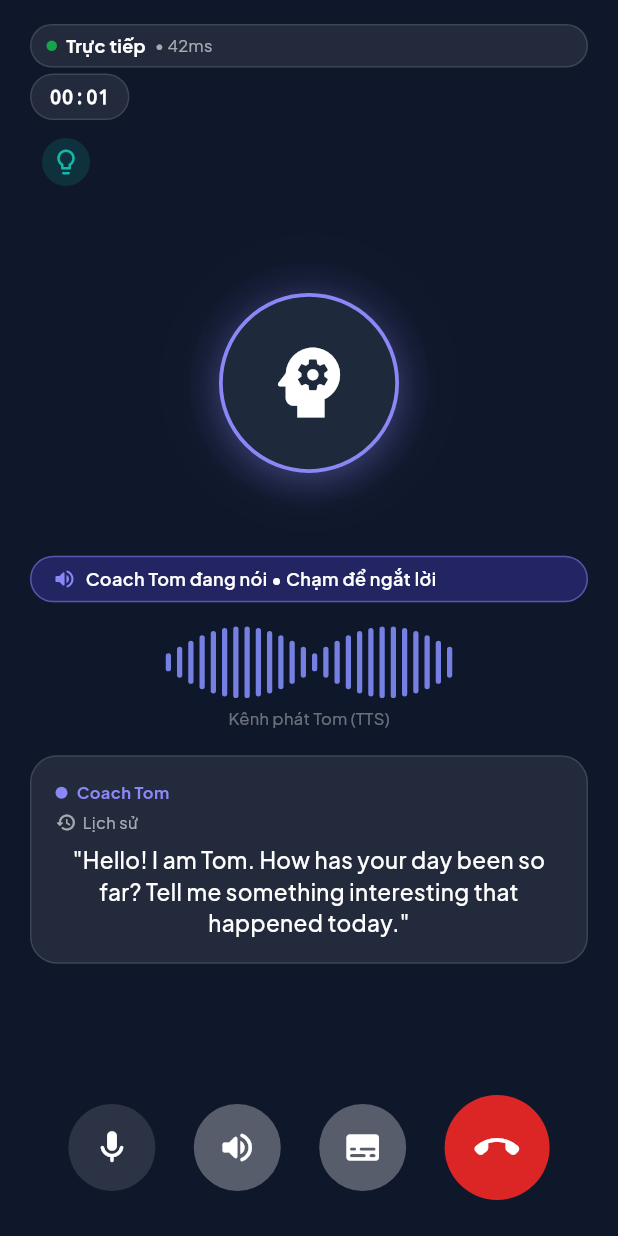
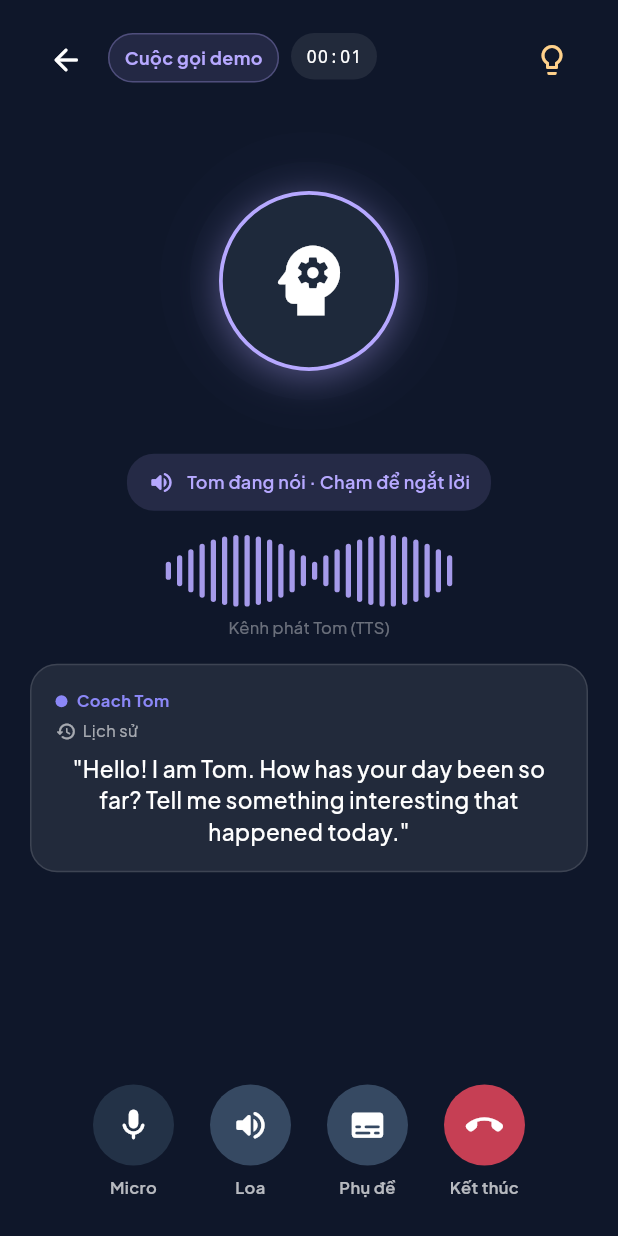
Before and after one commit to HipTran24/fluentTalk-mobile-app, a Flutter app: the RealtimeCallScreen screen opened directly with empty values, on a phone screen of 412 x 824 dp. Run offline on Flutter 3.47's test engine with Material 3 defaults, Android fonts, the phone set to English and light mode, and no system bars; our stand-ins replace dio, flutter_riverpod, flutter_tts, go_router, shared_preferences, supabase_flutter; missing offline and left inert: dart:js_interop; accounts and stored records are empty.

Commit message:
realtime_call_screen.dart

```diff
--- a/lib/features/conversation/presentation/realtime_call_screen.dart
+++ b/lib/features/conversation/presentation/realtime_call_screen.dart
@@ -27,6 +27,48 @@ class RealtimeCallScreen extends ConsumerStatefulWidget {
 class _RealtimeCallScreenState extends ConsumerState<RealtimeCallScreen>
     with SingleTickerProviderStateMixin {
   late AnimationController _rippleController;
+  bool _endingCall = false;
+
+  Color _speakerColor(RealtimeSpeakerState speaker) {
+    switch (speaker) {
+      case RealtimeSpeakerState.aiSpeaking:
+        return const Color(0xFFB6A8FF);
+      case RealtimeSpeakerState.userSpeaking:
+        return const Color(0xFF71E0C4);
+      case RealtimeSpeakerState.aiThinking:
+        return const Color(0xFFFFD18B);
+      case RealtimeSpeakerState.connecting:
+        return const Color(0xFF9ACBFF);
+      case RealtimeSpeakerState.listening:
+        return const Color(0xFFB5C5DA);
+      case RealtimeSpeakerState.ended:
+        return const Color(0xFFFFA3AE);
+    }
+  }
+
+  Future<void> _confirmEndCall(RealtimeCallController controller) async {
+    if (_endingCall) return;
+    setState(() => _endingCall = true);
+    try {
+      final confirmed = await ConfirmSheet.show(
+        context,
+        title: 'Kết thúc cuộc gọi?',
+        message: 'Bạn sẽ kết thúc phiên hiện tại và chuyển đến trang tổng kết.',
+        confirmText: 'Kết thúc cuộc gọi',
+        cancelText: 'Tiếp tục gọi',
+        isDestructive: true,
+      );
+      if (!mounted || confirmed != true) return;
+      await controller.endCall();
+    } catch (_) {
+      if (mounted) {
+        ScaffoldMessenger.of(context).showSnackBar(const SnackBar(
+            content: Text('Chưa kết thúc được phiên. Vui lòng thử lại.')));
+      }
+    } finally {
+      if (mounted) setState(() => _endingCall = false);
+    }
+  }
 
   @override
   void initState() {
@@ -181,7 +223,30 @@ class _RealtimeCallScreenState extends ConsumerState<RealtimeCallScreen>
               ),
               const SizedBox(height: AppSpacing.md),
               Expanded(
-                child: ListView.separated(
+                child: history.isEmpty
+                    ? const Center(
+                        child: Padding(
+                            padding: EdgeInsets.all(20),
+                            child: Column(
+                                mainAxisSize: MainAxisSize.min,
+                                children: [
+                                  Icon(Icons.forum_outlined,
+                                      color: Colors.white54, size: 38),
+                                  SizedBox(height: 12),
+                                  Text('Chưa có hội thoại',
+                                      textAlign: TextAlign.center,
+                                      style: TextStyle(
+                                          color: Colors.white,
+                                          fontSize: 16,
+                                          fontWeight: FontWeight.w700)),
+                                  SizedBox(height: 8),
+                                  Text(
+                                      'Nội dung hội thoại sẽ xuất hiện tại đây khi phiên bắt đầu.',
+                                      textAlign: TextAlign.center,
+                                      style: TextStyle(
+                                          color: Colors.white60, height: 1.5)),
+                                ])))
+                    : ListView.separated(
                         controller: scrollController,
                         itemCount: history.length,
                         separatorBuilder: (_, __) => const SizedBox(height: 12),
@@ -264,18 +329,7 @@ class _RealtimeCallScreenState extends ConsumerState<RealtimeCallScreen>
       canPop: false,
       onPopInvokedWithResult: (didPop, result) async {
         if (didPop) return;
-        final confirmed = await ConfirmSheet.show(
-          context,
-          title: 'Kết thúc cuộc gọi?',
-          message:
-              'Hệ thống sẽ dừng ghi âm và tạo báo cáo đánh giá toàn diện (Rubric) cho phiên nói của bạn.',
-          confirmText: 'Kết thúc & Nhận điểm',
-          cancelText: 'Tiếp tục gọi',
-          isDestructive: true,
-        );
-        if (context.mounted && confirmed == true) {
-          controller.endCall();
-        }
+        await _confirmEndCall(controller);
       },
       child: Scaffold(
         backgroundColor: AppColors.callSurface,
@@ -342,85 +396,62 @@ class _RealtimeCallScreenState extends ConsumerState<RealtimeCallScreen>
     );
   }
 
-  Widget _buildTopBar(
-    BuildContext context,
-    RealtimeCallState state,
-    RealtimeCallController controller,
-  ) {
-    return AdaptiveRow(
-      mainAxisAlignment: MainAxisAlignment.spaceBetween,
-      children: [
-        // Live status & latency
+  Widget _buildTopBar(BuildContext context, RealtimeCallState state,
+      RealtimeCallController controller) {
+    final color = _speakerColor(state.speakerState);
+    final connecting = state.speakerState == RealtimeSpeakerState.connecting;
+    final ended = state.speakerState == RealtimeSpeakerState.ended;
+    return Row(crossAxisAlignment: CrossAxisAlignment.start, children: [
+      IconButton(
+        tooltip: 'Quay lại · kết thúc cuộc gọi',
+        onPressed: _endingCall ? null : () => _confirmEndCall(controller),
+        icon: Icon(Icons.arrow_back_rounded,
+            color: _endingCall ? Colors.white38 : Colors.white),
+      ),
+      const SizedBox(width: 4),
+      Expanded(
+          child: Padding(
+              padding: const EdgeInsets.only(top: 6),
+              child: Wrap(spacing: 8, runSpacing: 8, children: [
                 Container(
-          padding: const EdgeInsets.symmetric(horizontal: 10, vertical: 5),
+                    padding:
+                        const EdgeInsets.symmetric(horizontal: 10, vertical: 7),
+                    decoration: BoxDecoration(
+                        color: color.withValues(alpha: 0.12),
+                        borderRadius: BorderRadius.circular(18),
+                        border:
+                            Border.all(color: color.withValues(alpha: 0.3))),
+                    child: Text(
+                        connecting
+                            ? 'Đang kết nối'
+                            : ended
+                                ? 'Đã kết thúc'
+                                : 'Cuộc gọi demo',
+                        style: TextStyle(
+                            color: color,
+                            fontSize: 12,
+                            fontWeight: FontWeight.w700))),
+                Container(
+                    padding:
+                        const EdgeInsets.symmetric(horizontal: 10, vertical: 7),
                     decoration: BoxDecoration(
                         color: Colors.white.withValues(alpha: 0.08),
-            borderRadius: BorderRadius.circular(AppRadius.round),
-            border: Border.all(color: Colors.white12),
-          ),
-          child: AdaptiveRow(
-            children: [
-              Container(
-                width: 7,
-                height: 7,
-                decoration: const BoxDecoration(
-                  color: AppColors.success,
-                  shape: BoxShape.circle,
-                ),
-              ),
-              const SizedBox(width: 6),
-              const Text(
-                'Trực tiếp',
-                style: TextStyle(
+                        borderRadius: BorderRadius.circular(18)),
+                    child: Text(state.formattedDuration,
+                        style: const TextStyle(
                             color: Colors.white,
                             fontSize: 12,
-                    fontWeight: FontWeight.w700),
-              ),
-              const SizedBox(width: 6),
-              Text(
-                '• ${state.latencyMs}ms',
-                style: const TextStyle(color: Colors.white60, fontSize: 11),
-              ),
-            ],
-          ),
-        ),
-
-        // Monospaced Call Timer
-        Container(
-          padding: const EdgeInsets.symmetric(horizontal: 12, vertical: 5),
-          decoration: BoxDecoration(
-            color: Colors.white.withValues(alpha: 0.08),
-            borderRadius: BorderRadius.circular(AppRadius.round),
-            border: Border.all(color: Colors.white12),
-          ),
-          child: Text(
-            state.formattedDuration,
-            style: const TextStyle(
-              color: Colors.white,
-              fontSize: 13,
-              fontFamily: 'monospace',
-              fontWeight: FontWeight.w700,
-            ),
-          ),
-        ),
-
-        // Topic Hints Button
+                            fontFamily: 'monospace'))),
+              ]))),
       IconButton(
-          tooltip: 'Gợi ý chủ đề khi bí ý tưởng',
-          icon: Container(
-            padding: const EdgeInsets.all(6),
-            decoration: BoxDecoration(
-              color: AppColors.accent.withValues(alpha: 0.2),
-              shape: BoxShape.circle,
-            ),
-            child: const Icon(Icons.lightbulb_outline_rounded,
-                color: AppColors.accentLight, size: 20),
-          ),
-          onPressed: () =>
+          tooltip: 'Gợi ý chủ đề',
+          onPressed: _endingCall
+              ? null
+              : () =>
                   _showTopicHintsSheet(context, state.topicHints, controller),
-        ),
-      ],
-    );
+          icon: const Icon(Icons.lightbulb_outline_rounded,
+              color: Color(0xFFFFD18B))),
+    ]);
   }
 
   Widget _buildCenterAvatar(
@@ -429,9 +460,7 @@ class _RealtimeCallScreenState extends ConsumerState<RealtimeCallScreen>
     bool isAiSpeaking,
     bool isUserSpeaking,
   ) {
-    final activeColor = isAiSpeaking
-        ? AppColors.primaryLight
-        : (isUserSpeaking ? AppColors.userWaveform : Colors.white24);
+    final activeColor = _speakerColor(state.speakerState);
 
     return AnimatedBuilder(
       animation: _rippleController,
@@ -486,98 +515,69 @@ class _RealtimeCallScreenState extends ConsumerState<RealtimeCallScreen>
   }
 
   Widget _buildSpeakerStatusBadge(
-    RealtimeCallState state,
-    RealtimeCallController controller,
-  ) {
-    if (state.speakerState == RealtimeSpeakerState.aiSpeaking) {
-      return GestureDetector(
-        onTap: controller.interruptAi,
-        child: Container(
-          padding: const EdgeInsets.symmetric(horizontal: 14, vertical: 6),
-          decoration: BoxDecoration(
-            color: AppColors.primary.withValues(alpha: 0.3),
-            borderRadius: BorderRadius.circular(20),
-            border: Border.all(
-                color: AppColors.primaryLight.withValues(alpha: 0.5)),
+      RealtimeCallState state, RealtimeCallController controller) {
+    final color = _speakerColor(state.speakerState);
+    final speaking = state.speakerState == RealtimeSpeakerState.aiSpeaking;
+    final busy = state.speakerState == RealtimeSpeakerState.connecting ||
+        state.speakerState == RealtimeSpeakerState.aiThinking;
+    late final String label;
+    late final IconData icon;
+    switch (state.speakerState) {
+      case RealtimeSpeakerState.connecting:
+        label = 'Đang thiết lập cuộc gọi…';
+        icon = Icons.wifi_rounded;
+        break;
+      case RealtimeSpeakerState.aiSpeaking:
+        label = 'Tom đang nói · Chạm để ngắt lời';
+        icon = Icons.volume_up_rounded;
+        break;
+      case RealtimeSpeakerState.userSpeaking:
+        label = state.isMuted ? 'Micro đang tắt' : 'Đến lượt bạn nói';
+        icon = state.isMuted ? Icons.mic_off_rounded : Icons.mic_rounded;
+        break;
+      case RealtimeSpeakerState.aiThinking:
+        label = 'Tom đang chuẩn bị câu trả lời…';
+        icon = Icons.auto_awesome_rounded;
+        break;
+      case RealtimeSpeakerState.listening:
+        label = state.isMuted ? 'Micro đang tắt' : 'Tom đang lắng nghe';
+        icon = state.isMuted ? Icons.mic_off_rounded : Icons.hearing_rounded;
+        break;
+      case RealtimeSpeakerState.ended:
+        label = 'Cuộc gọi đã kết thúc';
+        icon = Icons.call_end_rounded;
+        break;
+    }
+    return Semantics(
+        liveRegion: true,
+        child: Material(
+          color: color.withValues(alpha: 0.13),
+          borderRadius: BorderRadius.circular(18),
+          child: InkWell(
+            borderRadius: BorderRadius.circular(18),
+            onTap: speaking && !_endingCall ? controller.interruptAi : null,
+            child: Padding(
+                padding:
+                    const EdgeInsets.symmetric(horizontal: 14, vertical: 10),
+                child: Row(mainAxisSize: MainAxisSize.min, children: [
+                  if (busy)
+                    SizedBox(
+                        width: 16,
+                        height: 16,
+                        child: CircularProgressIndicator(
+                            strokeWidth: 2, color: color))
+                  else
+                    Icon(icon, color: color, size: 18),
+                  const SizedBox(width: 8),
+                  Flexible(
+                      child: Text(label,
+                          style: TextStyle(
+                              color: color,
+                              fontSize: 12,
+                              fontWeight: FontWeight.w600))),
+                ])),
           ),
-          child: const AdaptiveRow(
-            mainAxisSize: MainAxisSize.min,
-            children: [
-              Icon(Icons.volume_up_rounded,
-                  color: AppColors.primaryLight, size: 16),
-              SizedBox(width: 6),
-              Text(
-                'Coach Tom đang nói • Chạm để ngắt lời',
-                style: TextStyle(
-                    color: Colors.white,
-                    fontSize: 12,
-                    fontWeight: FontWeight.w600),
-              ),
-            ],
-          ),
-        ),
-      );
-    } else if (state.speakerState == RealtimeSpeakerState.userSpeaking) {
-      return Container(
-        padding: const EdgeInsets.symmetric(horizontal: 14, vertical: 6),
-        decoration: BoxDecoration(
-          color: AppColors.accent.withValues(alpha: 0.3),
-          borderRadius: BorderRadius.circular(20),
-          border:
-              Border.all(color: AppColors.accentLight.withValues(alpha: 0.5)),
-        ),
-        child: const Row(
-          mainAxisSize: MainAxisSize.min,
-          children: [
-            Icon(Icons.mic_rounded, color: AppColors.accentLight, size: 16),
-            SizedBox(width: 6),
-            Text(
-              'Đang thu âm giọng của bạn...',
-              style: TextStyle(
-                  color: Colors.white,
-                  fontSize: 12,
-                  fontWeight: FontWeight.w600),
-            ),
-          ],
-        ),
-      );
-    } else if (state.speakerState == RealtimeSpeakerState.aiThinking) {
-      return Container(
-        padding: const EdgeInsets.symmetric(horizontal: 14, vertical: 6),
-        decoration: BoxDecoration(
-          color: Colors.white10,
-          borderRadius: BorderRadius.circular(20),
-        ),
-        child: const Row(
-          mainAxisSize: MainAxisSize.min,
-          children: [
-            SizedBox(
-              width: 12,
-              height: 12,
-              child: CircularProgressIndicator(
-                  strokeWidth: 2, color: Colors.white70),
-            ),
-            SizedBox(width: 8),
-            Text(
-              'Tom đang phản xạ câu trả lời...',
-              style: TextStyle(color: Colors.white70, fontSize: 12),
-            ),
-          ],
-        ),
-      );
-    } else {
-      return Container(
-        padding: const EdgeInsets.symmetric(horizontal: 14, vertical: 6),
-        decoration: BoxDecoration(
-          color: Colors.white10,
-          borderRadius: BorderRadius.circular(20),
-        ),
-        child: const Text(
-          'Tom đang lắng nghe bạn nói...',
-          style: TextStyle(color: Colors.white70, fontSize: 12),
-        ),
-      );
-    }
+        ));
   }
 
   Widget _buildWaveformVisualizer(
@@ -589,9 +589,7 @@ class _RealtimeCallScreenState extends ConsumerState<RealtimeCallScreen>
       children: [
         VoiceWaveform(
           isActive: isAiSpeaking || isUserSpeaking,
-          color: isAiSpeaking
-              ? AppColors.aiWaveform
-              : (isUserSpeaking ? AppColors.userWaveform : Colors.white24),
+          color: _speakerColor(state.speakerState),
           height: 48,
           barCount: 26,
         ),
@@ -680,90 +678,86 @@ class _RealtimeCallScreenState extends ConsumerState<RealtimeCallScreen>
     );
   }
 
-  Widget _buildCallControls(
-    BuildContext context,
-    RealtimeCallState state,
-    RealtimeCallController controller,
-  ) {
-    return Row(
-      mainAxisAlignment: MainAxisAlignment.spaceEvenly,
+  Widget _buildCallControls(BuildContext context, RealtimeCallState state,
+      RealtimeCallController controller) {
+    final disabled = _endingCall ||
+        state.isCallEnded ||
+        state.speakerState == RealtimeSpeakerState.ended;
+    return Padding(
+      padding: const EdgeInsets.only(top: 12),
+      child: Wrap(
+          alignment: WrapAlignment.center,
+          spacing: 12,
+          runSpacing: 14,
           children: [
-        // 1. Mute Toggle
-        IconButton.filledTonal(
-          tooltip: state.isMuted ? 'Bật micro' : 'Tắt tiếng (Mute)',
-          style: IconButton.styleFrom(
-            backgroundColor: state.isMuted ? Colors.white30 : Colors.white12,
-            padding: const EdgeInsets.all(16),
-          ),
-          icon: Icon(
-            state.isMuted ? Icons.mic_off_rounded : Icons.mic_rounded,
-            color: state.isMuted ? AppColors.error : Colors.white,
-            size: 26,
-          ),
-          onPressed: controller.toggleMute,
-        ),
-
-        // 2. Speakerphone Toggle
-        IconButton.filledTonal(
-          tooltip: state.isSpeakerPhoneOn ? 'Loa ngoài' : 'Tai nghe/Loa trong',
-          style: IconButton.styleFrom(
-            backgroundColor:
-                state.isSpeakerPhoneOn ? Colors.white30 : Colors.white12,
-            padding: const EdgeInsets.all(16),
-          ),
-          icon: Icon(
-            state.isSpeakerPhoneOn
+            _control(
+                label: 'Micro',
+                hint: state.isMuted ? 'Bật micro' : 'Tắt micro',
+                icon: state.isMuted ? Icons.mic_off_rounded : Icons.mic_rounded,
+                color: state.isMuted ? const Color(0xFFFFA3AE) : Colors.white,
+                selected: state.isMuted,
+                onPressed: disabled ? null : controller.toggleMute),
+            _control(
+                label: 'Loa',
+                hint: state.isSpeakerPhoneOn
+                    ? 'Chuyển sang loa trong'
+                    : 'Bật loa ngoài',
+                icon: state.isSpeakerPhoneOn
                     ? Icons.volume_up_rounded
-                : Icons.phone_in_talk_rounded,
-            color: Colors.white,
-            size: 26,
-          ),
-          onPressed: controller.toggleSpeakerPhone,
-        ),
-
-        // 3. Captions Toggle
-        IconButton.filledTonal(
-          tooltip: state.showCaptions ? 'Ẩn phụ đề' : 'Bật phụ đề trực tiếp',
-          style: IconButton.styleFrom(
-            backgroundColor:
-                state.showCaptions ? Colors.white30 : Colors.white12,
-            padding: const EdgeInsets.all(16),
-          ),
-          icon: Icon(
-            state.showCaptions
+                    : Icons.volume_down_rounded,
+                selected: state.isSpeakerPhoneOn,
+                onPressed: disabled ? null : controller.toggleSpeakerPhone),
+            _control(
+                label: 'Phụ đề',
+                hint: state.showCaptions ? 'Ẩn phụ đề' : 'Hiện phụ đề',
+                icon: state.showCaptions
                     ? Icons.subtitles_rounded
                     : Icons.subtitles_off_rounded,
-            color: Colors.white,
-            size: 26,
-          ),
-          onPressed: controller.toggleCaptions,
-        ),
-
-        // 4. End Call Button (Big Red)
-        IconButton.filled(
-          tooltip: 'Kết thúc cuộc gọi',
-          style: IconButton.styleFrom(
-            backgroundColor: AppColors.error,
-            padding: const EdgeInsets.all(20),
-          ),
-          icon:
-              const Icon(Icons.call_end_rounded, color: Colors.white, size: 30),
-          onPressed: () async {
-            final confirmed = await ConfirmSheet.show(
-              context,
-              title: 'Kết thúc cuộc gọi?',
-              message:
-                  'Hệ thống sẽ dừng ghi âm và tạo báo cáo đánh giá toàn diện (Rubric) cho phiên nói của bạn.',
-              confirmText: 'Kết thúc & Nhận điểm',
-              cancelText: 'Tiếp tục gọi',
-              isDestructive: true,
-            );
-            if (context.mounted && confirmed == true) {
-              controller.endCall();
-            }
-          },
-        ),
-      ],
+                selected: state.showCaptions,
+                onPressed: disabled ? null : controller.toggleCaptions),
+            _control(
+                label: 'Kết thúc',
+                hint: 'Kết thúc cuộc gọi',
+                icon: Icons.call_end_rounded,
+                destructive: true,
+                onPressed: disabled ? null : () => _confirmEndCall(controller)),
+          ]),
     );
   }
+
+  Widget _control(
+      {required String label,
+      required String hint,
+      required IconData icon,
+      required VoidCallback? onPressed,
+      Color color = Colors.white,
+      bool selected = false,
+      bool destructive = false}) {
+    return SizedBox(
+        width: 66,
+        child: Column(children: [
+          IconButton.filledTonal(
+              tooltip: hint,
+              isSelected: selected,
+              onPressed: onPressed,
+              style: IconButton.styleFrom(
+                backgroundColor: destructive
+                    ? const Color(0xFFC63F54)
+                    : selected
+                        ? const Color(0xFF364962)
+                        : const Color(0xFF233247),
+                disabledBackgroundColor: const Color(0xFF263141),
+                minimumSize: const Size(54, 54),
+              ),
+              icon: Icon(icon,
+                  size: 25, color: onPressed == null ? Colors.white38 : color)),
+          const SizedBox(height: 7),
+          Text(label,
+              textAlign: TextAlign.center,
+              style: const TextStyle(
+                  color: Colors.white70,
+                  fontSize: 11,
+                  fontWeight: FontWeight.w600)),
+        ]));
   }
+}
```
Lines whose indentation alone changed are shown as unchanged.
